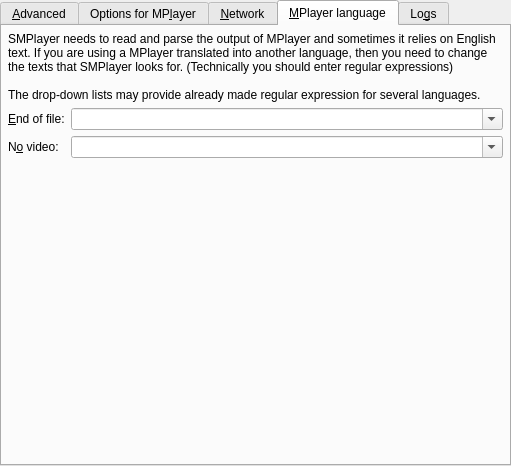
This is src/prefadvanced.ui in wilbert2000/wzplayer as Qt 5 draws it before an edit. The edited form follows.
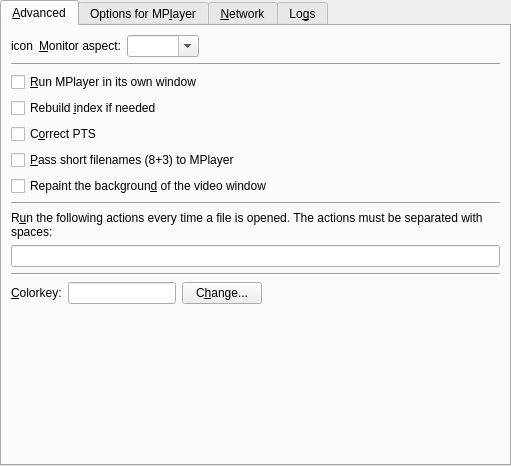
This is the edited form. The open tabs and pages were chosen to show the change. Custom widgets are drawn as their Qt base class.

Commit message: MPlayer SVN r28066 provides a better way to know when the end of the file has been reached. Now it's not necessary to look for a translatable text, so the option to allow the user to configure the text to look for has been deleted.

The edit to the form file:
```diff
--- a/src/prefadvanced.ui
+++ b/src/prefadvanced.ui
@@ -680,113 +680,6 @@
        </item>
       </layout>
      </widget>
-     <widget class="QWidget" name="tab3" >
-      <attribute name="title" >
-       <string>&amp;MPlayer language</string>
-      </attribute>
-      <layout class="QGridLayout" >
-       <property name="leftMargin" >
-        <number>6</number>
-       </property>
-       <property name="topMargin" >
-        <number>6</number>
-       </property>
-       <property name="rightMargin" >
-        <number>6</number>
-       </property>
-       <property name="bottomMargin" >
-        <number>6</number>
-       </property>
-       <property name="horizontalSpacing" >
-        <number>6</number>
-       </property>
-       <property name="verticalSpacing" >
-        <number>6</number>
-       </property>
-       <item row="0" column="0" colspan="2" >
-        <widget class="QLabel" name="textLabel1_4" >
-         <property name="text" >
-          <string>SMPlayer needs to read and parse the output of MPlayer and sometimes it relies on English text. If you are using a MPlayer translated into another language, then you need to change the texts that SMPlayer looks for. (Technically you should enter regular expressions)&lt;br>&lt;br>
-The drop-down lists may provide already made regular expression for several languages.</string>
-         </property>
-         <property name="alignment" >
-          <set>Qt::AlignVCenter</set>
-         </property>
-         <property name="wordWrap" >
-          <bool>true</bool>
-         </property>
-        </widget>
-       </item>
-       <item row="1" column="0" >
-        <widget class="QLabel" name="eof_label" >
-         <property name="text" >
-          <string>&amp;End of file:</string>
-         </property>
-         <property name="wordWrap" >
-          <bool>false</bool>
-         </property>
-         <property name="buddy" >
-          <cstring>endoffile_combo</cstring>
-         </property>
-        </widget>
-       </item>
-       <item row="2" column="0" >
-        <widget class="QLabel" name="novideo_label" >
-         <property name="text" >
-          <string>N&amp;o video:</string>
-         </property>
-         <property name="wordWrap" >
-          <bool>false</bool>
-         </property>
-         <property name="buddy" >
-          <cstring>novideo_combo</cstring>
-         </property>
-        </widget>
-       </item>
-       <item row="3" column="1" >
-        <spacer>
-         <property name="orientation" >
-          <enum>Qt::Vertical</enum>
-         </property>
-         <property name="sizeType" >
-          <enum>QSizePolicy::Expanding</enum>
-         </property>
-         <property name="sizeHint" >
-          <size>
-           <width>20</width>
-           <height>20</height>
-          </size>
-         </property>
-        </spacer>
-       </item>
-       <item row="1" column="1" >
-        <widget class="MyComboBox" name="endoffile_combo" >
-         <property name="sizePolicy" >
-          <sizepolicy vsizetype="Fixed" hsizetype="Expanding" >
-           <horstretch>0</horstretch>
-           <verstretch>0</verstretch>
-          </sizepolicy>
-         </property>
-         <property name="editable" >
-          <bool>true</bool>
-         </property>
-        </widget>
-       </item>
-       <item row="2" column="1" >
-        <widget class="MyComboBox" name="novideo_combo" >
-         <property name="sizePolicy" >
-          <sizepolicy vsizetype="Fixed" hsizetype="Expanding" >
-           <horstretch>0</horstretch>
-           <verstretch>0</verstretch>
-          </sizepolicy>
-         </property>
-         <property name="editable" >
-          <bool>true</bool>
-         </property>
-        </widget>
-       </item>
-      </layout>
-     </widget>
      <widget class="QWidget" name="tab4" >
       <attribute name="title" >
        <string>Lo&amp;gs</string>
```
Left out of the diff: 2 changed lines with no effect on the pictures. The commit also changes 6 other files.
